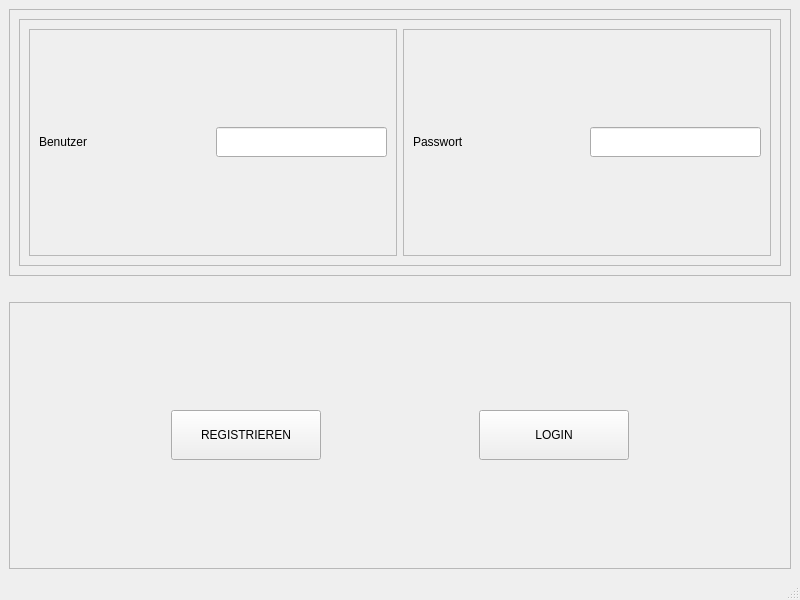
Old version of the form src/ui/forms/loginform.ui in the repository creativeSloth/SUN_Maintenance.
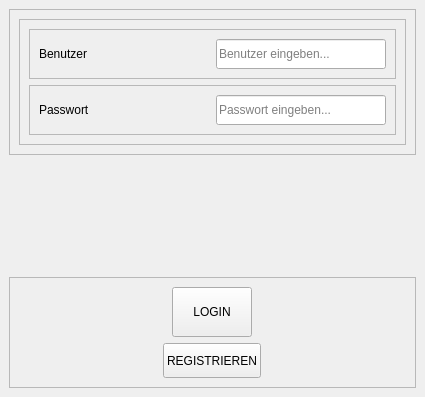
New version of the form.

What changed in the file:
```diff
--- a/src/ui/forms/loginform.ui
+++ b/src/ui/forms/loginform.ui
@@ -6,17 +6,35 @@
    <rect>
     <x>0</x>
     <y>0</y>
-    <width>800</width>
-    <height>600</height>
+    <width>425</width>
+    <height>397</height>
    </rect>
   </property>
+  <property name="sizePolicy">
+   <sizepolicy hsizetype="Expanding" vsizetype="Expanding">
+    <horstretch>0</horstretch>
+    <verstretch>0</verstretch>
+   </sizepolicy>
+  </property>
   <property name="windowTitle">
    <string>LoginForm</string>
   </property>
   <widget class="QWidget" name="centralwidget">
+   <property name="sizePolicy">
+    <sizepolicy hsizetype="Expanding" vsizetype="Expanding">
+     <horstretch>0</horstretch>
+     <verstretch>0</verstretch>
+    </sizepolicy>
+   </property>
    <layout class="QVBoxLayout" name="verticalLayout">
     <item>
      <widget class="QFrame" name="frame_2">
+      <property name="sizePolicy">
+       <sizepolicy hsizetype="Expanding" vsizetype="Expanding">
+        <horstretch>0</horstretch>
+        <verstretch>0</verstretch>
+       </sizepolicy>
+      </property>
       <property name="frameShape">
        <enum>QFrame::StyledPanel</enum>
       </property>
@@ -26,17 +44,23 @@
       <layout class="QVBoxLayout" name="verticalLayout_2">
        <item>
         <widget class="QFrame" name="frame_4">
+         <property name="sizePolicy">
+          <sizepolicy hsizetype="Expanding" vsizetype="Expanding">
+           <horstretch>0</horstretch>
+           <verstretch>0</verstretch>
+          </sizepolicy>
+         </property>
          <property name="frameShape">
           <enum>QFrame::StyledPanel</enum>
          </property>
          <property name="frameShadow">
           <enum>QFrame::Raised</enum>
          </property>
-         <layout class="QHBoxLayout" name="horizontalLayout_3">
+         <layout class="QVBoxLayout" name="verticalLayout_3">
           <item>
            <widget class="QFrame" name="frame_3">
             <property name="sizePolicy">
-             <sizepolicy hsizetype="MinimumExpanding" vsizetype="MinimumExpanding">
+             <sizepolicy hsizetype="Expanding" vsizetype="Expanding">
               <horstretch>0</horstretch>
               <verstretch>0</verstretch>
              </sizepolicy>
@@ -54,11 +78,17 @@
                 <bool>true</bool>
                </property>
                <property name="sizePolicy">
-                <sizepolicy hsizetype="MinimumExpanding" vsizetype="MinimumExpanding">
+                <sizepolicy hsizetype="Expanding" vsizetype="Expanding">
                  <horstretch>0</horstretch>
                  <verstretch>0</verstretch>
                 </sizepolicy>
                </property>
+               <property name="minimumSize">
+                <size>
+                 <width>0</width>
+                 <height>30</height>
+                </size>
+               </property>
                <property name="maximumSize">
                 <size>
                  <width>16777215</width>
@@ -72,12 +102,27 @@
              </item>
              <item>
               <widget class="QLineEdit" name="login_usr_txt">
+               <property name="sizePolicy">
+                <sizepolicy hsizetype="Expanding" vsizetype="Expanding">
+                 <horstretch>0</horstretch>
+                 <verstretch>0</verstretch>
+                </sizepolicy>
+               </property>
+               <property name="minimumSize">
+                <size>
+                 <width>0</width>
+                 <height>30</height>
+                </size>
+               </property>
                <property name="maximumSize">
                 <size>
                  <width>16777215</width>
                  <height>30</height>
                 </size>
                </property>
+               <property name="placeholderText">
+                <string>Benutzer eingeben...</string>
+               </property>
               </widget>
              </item>
             </layout>
@@ -86,7 +131,7 @@
           <item>
            <widget class="QFrame" name="frame">
             <property name="sizePolicy">
-             <sizepolicy hsizetype="MinimumExpanding" vsizetype="MinimumExpanding">
+             <sizepolicy hsizetype="Expanding" vsizetype="Expanding">
               <horstretch>0</horstretch>
               <verstretch>0</verstretch>
              </sizepolicy>
@@ -104,11 +149,17 @@
                 <bool>true</bool>
                </property>
                <property name="sizePolicy">
-                <sizepolicy hsizetype="MinimumExpanding" vsizetype="MinimumExpanding">
+                <sizepolicy hsizetype="Expanding" vsizetype="Expanding">
                  <horstretch>0</horstretch>
                  <verstretch>0</verstretch>
                 </sizepolicy>
                </property>
+               <property name="minimumSize">
+                <size>
+                 <width>0</width>
+                 <height>30</height>
+                </size>
+               </property>
                <property name="maximumSize">
                 <size>
                  <width>16777215</width>
@@ -122,12 +173,27 @@
              </item>
              <item>
               <widget class="QLineEdit" name="login_pw_txt">
+               <property name="sizePolicy">
+                <sizepolicy hsizetype="Expanding" vsizetype="Expanding">
+                 <horstretch>0</horstretch>
+                 <verstretch>0</verstretch>
+                </sizepolicy>
+               </property>
+               <property name="minimumSize">
+                <size>
+                 <width>0</width>
+                 <height>30</height>
+                </size>
+               </property>
                <property name="maximumSize">
                 <size>
                  <width>16777215</width>
                  <height>30</height>
                 </size>
                </property>
+               <property name="placeholderText">
+                <string>Passwort eingeben...</string>
+               </property>
               </widget>
              </item>
             </layout>
@@ -141,6 +207,12 @@
     </item>
     <item>
      <widget class="QLabel" name="login_fdb_txt">
+      <property name="sizePolicy">
+       <sizepolicy hsizetype="Expanding" vsizetype="Expanding">
+        <horstretch>0</horstretch>
+        <verstretch>0</verstretch>
+       </sizepolicy>
+      </property>
       <property name="text">
        <string/>
       </property>
@@ -151,40 +223,33 @@
     </item>
     <item>
      <widget class="QFrame" name="frame_5">
+      <property name="sizePolicy">
+       <sizepolicy hsizetype="Expanding" vsizetype="Expanding">
+        <horstretch>0</horstretch>
+        <verstretch>0</verstretch>
+       </sizepolicy>
+      </property>
       <property name="frameShape">
        <enum>QFrame::StyledPanel</enum>
       </property>
       <property name="frameShadow">
        <enum>QFrame::Raised</enum>
       </property>
-      <layout class="QHBoxLayout" name="horizontalLayout_4">
-       <item>
-        <widget class="QPushButton" name="register_btn">
-         <property name="sizePolicy">
-          <sizepolicy hsizetype="MinimumExpanding" vsizetype="MinimumExpanding">
-           <horstretch>0</horstretch>
-           <verstretch>0</verstretch>
-          </sizepolicy>
-         </property>
-         <property name="maximumSize">
-          <size>
-           <width>150</width>
-           <height>50</height>
-          </size>
-         </property>
-         <property name="text">
-          <string>REGISTRIEREN</string>
-         </property>
-        </widget>
-       </item>
-       <item>
+      <layout class="QVBoxLayout" name="verticalLayout_4">
+       <item alignment="Qt::AlignHCenter">
         <widget class="QPushButton" name="login_btn">
          <property name="sizePolicy">
-          <sizepolicy hsizetype="MinimumExpanding" vsizetype="MinimumExpanding">
+          <sizepolicy hsizetype="Expanding" vsizetype="Expanding">
            <horstretch>0</horstretch>
            <verstretch>0</verstretch>
           </sizepolicy>
          </property>
+         <property name="minimumSize">
+          <size>
+           <width>0</width>
+           <height>50</height>
+          </size>
+         </property>
          <property name="maximumSize">
           <size>
            <width>150</width>
@@ -196,22 +261,36 @@
          </property>
         </widget>
        </item>
+       <item alignment="Qt::AlignHCenter">
+        <widget class="QPushButton" name="register_btn">
+         <property name="sizePolicy">
+          <sizepolicy hsizetype="Expanding" vsizetype="Expanding">
+           <horstretch>0</horstretch>
+           <verstretch>0</verstretch>
+          </sizepolicy>
+         </property>
+         <property name="minimumSize">
+          <size>
+           <width>0</width>
+           <height>35</height>
+          </size>
+         </property>
+         <property name="maximumSize">
+          <size>
+           <width>16777215</width>
+           <height>35</height>
+          </size>
+         </property>
+         <property name="text">
+          <string>REGISTRIEREN</string>
+         </property>
+        </widget>
+       </item>
       </layout>
      </widget>
     </item>
    </layout>
   </widget>
-  <widget class="QMenuBar" name="menubar">
-   <property name="geometry">
-    <rect>
-     <x>0</x>
-     <y>0</y>
-     <width>800</width>
-     <height>22</height>
-    </rect>
-   </property>
-  </widget>
-  <widget class="QStatusBar" name="statusbar"/>
  </widget>
  <resources/>
  <connections/>
```
Left out of the diff: 6 changed lines with no effect on the pictures.
